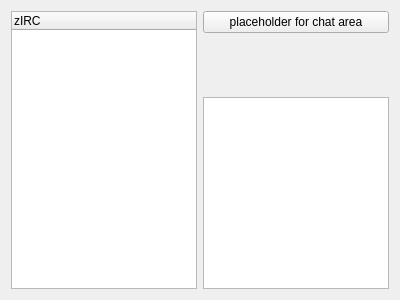
Old version of the form Client/mainchatwindow.ui in the repository mathe-matician/zIRC.
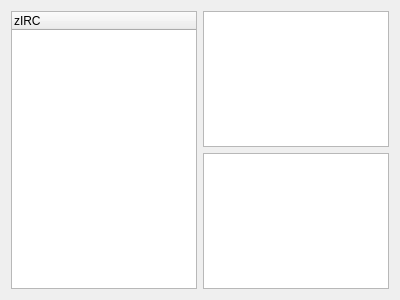
New version of the form.

```diff
--- a/Client/mainchatwindow.ui
+++ b/Client/mainchatwindow.ui
@@ -26,25 +26,12 @@
    <item>
     <layout class="QVBoxLayout" name="verticalLayout">
      <item>
-      <widget class="QPushButton" name="pushButton">
-       <property name="text">
-        <string>placeholder for chat area</string>
+      <widget class="QPlainTextEdit" name="chatView">
+       <property name="readOnly">
+        <bool>true</bool>
        </property>
       </widget>
      </item>
-     <item>
-      <spacer name="verticalSpacer">
-       <property name="orientation">
-        <enum>Qt::Vertical</enum>
-       </property>
-       <property name="sizeHint" stdset="0">
-        <size>
-         <width>20</width>
-         <height>40</height>
-        </size>
-       </property>
-      </spacer>
-     </item>
      <item>
       <widget class="QPlainTextEdit" name="chatBox"/>
      </item>
```
